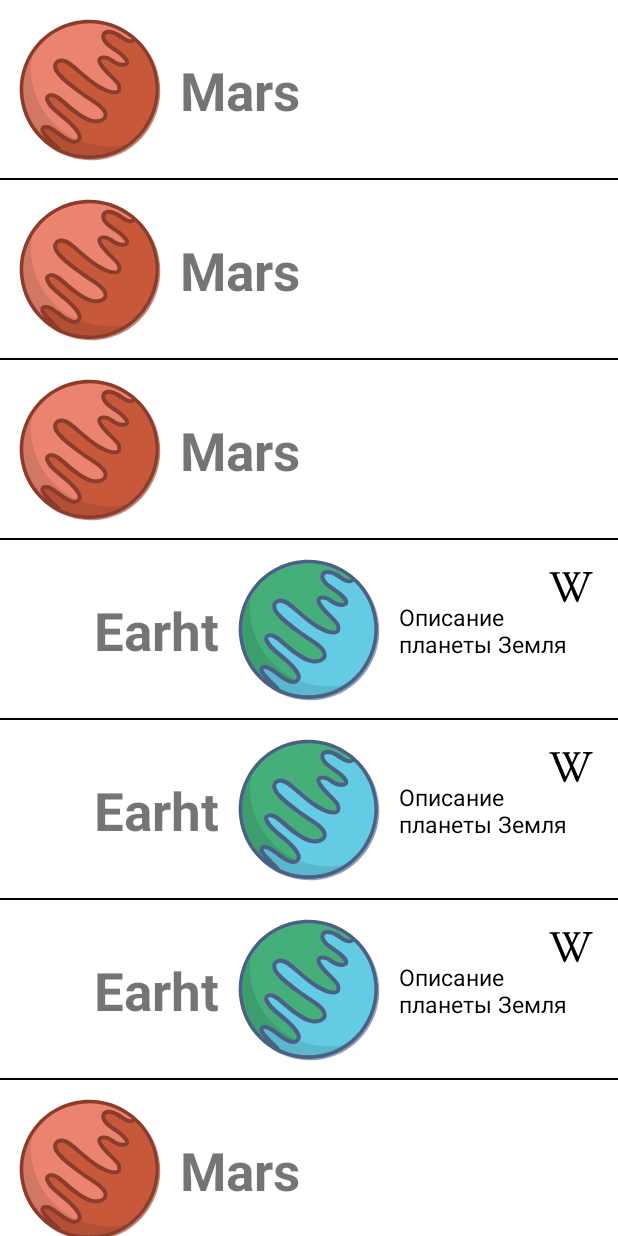
After one commit to vikzak/MaterialDesignMay, an Android app: the RecyclerActivity screen opened directly, with no data from a screen before it, on a phone screen of 412 x 824 dp. The commit adds this screen. Run offline under Robolectric (Android 15) with nearby library versions, the phone set to English and light mode, and no system bars; Roboto replaces fonts that are not available here.

Commit message:
ДЗ№6 Создали заготовку для работы с Recycler.

```diff
--- a/app/src/main/AndroidManifest.xml
+++ b/app/src/main/AndroidManifest.xml
@@ -52,6 +52,9 @@
         <activity android:name=".view.layout_maket.animations.AnimationActivityBonus"
             android:exported="true">
         </activity>
+        <activity android:name=".view.recycler_view.RecyclerActivity"
+            android:exported="true">
+        </activity>
 
     </application>
 
--- /dev/null
+++ b/app/src/main/java/com/example/materialdesign/repository/recycler/Data.kt
@@ -0,0 +1,11 @@
+package com.example.materialdesign.repository.recycler
+
+const val TYPE_EARTH = 1
+const val TYPE_MARS = 2
+const val TYPE_TITLE = 3
+
+data class Data(
+    val name: String = "Text",
+    val description: String? = null,
+    val type: Int = TYPE_EARTH
+)
--- /dev/null
+++ b/app/src/main/java/com/example/materialdesign/repository/recycler/OnClickItemListener.kt
@@ -0,0 +1,5 @@
+package com.example.materialdesign.repository.recycler
+
+fun interface OnClickItemListener {
+    fun onItemClick(data: Data)
+}
--- /dev/null
+++ b/app/src/main/java/com/example/materialdesign/repository/recycler/RecyclerActivityAdapter.kt
@@ -0,0 +1,81 @@
+package com.example.materialdesign.repository.recycler
+
+import android.view.LayoutInflater
+import android.view.View
+import android.view.ViewGroup
+import androidx.recyclerview.widget.RecyclerView
+import com.example.materialdesign.databinding.ActivityRecyclerItemEarthBinding
+import com.example.materialdesign.databinding.ActivityRecyclerItemMarsBinding
+
+class RecyclerActivityAdapter(val onClickItemListener: OnClickItemListener) :
+    RecyclerView.Adapter<RecyclerView.ViewHolder>() {
+    lateinit var listData: List<Data>
+
+    fun setData(listData: List<Data>) {
+        this.listData = listData
+    }
+
+    override fun onCreateViewHolder(parent: ViewGroup, viewType: Int): RecyclerView.ViewHolder {
+        return when (viewType) {
+            TYPE_EARTH -> {
+                val binding = ActivityRecyclerItemEarthBinding.inflate(
+                    LayoutInflater.from(parent.context),
+                    parent,
+                    false
+                )
+                EarthViewHolder(binding.root)
+            }
+            else -> {
+                val binding = ActivityRecyclerItemMarsBinding.inflate(
+                    LayoutInflater.from(parent.context),
+                    parent,
+                    false
+                )
+                MarsViewHolder(binding.root)
+            }
+        }
+    }
+
+    override fun onBindViewHolder(holder: RecyclerView.ViewHolder, position: Int) {
+        when (getItemViewType(position)) {
+            TYPE_EARTH -> {
+                (holder as EarthViewHolder).bind(listData[position])
+            }
+            else -> {
+                (holder as MarsViewHolder).bind(listData[position])
+            }
+        }
+    }
+
+    override fun getItemCount(): Int {
+        return listData.size
+    }
+
+    override fun getItemViewType(position: Int): Int {
+        return listData[position].type
+    }
+
+    inner class EarthViewHolder(view: View) : RecyclerView.ViewHolder(view) {
+        fun bind(data: Data) {
+            ActivityRecyclerItemEarthBinding.bind(itemView).apply {
+                tvName.text = data.name
+                tvDescription.text = data.description
+                ivEarth.setOnClickListener {
+                    onClickItemListener.onItemClick(data)
+                }
+            }
+        }
+    }
+
+    inner class MarsViewHolder(view: View) : RecyclerView.ViewHolder(view) {
+        fun bind(data: Data) {
+            ActivityRecyclerItemMarsBinding.bind(itemView).apply {
+                tvName.text = data.name
+                ivMars.setOnClickListener {
+                    onClickItemListener.onItemClick(data)
+                }
+            }
+        }
+    }
+
+}
--- a/app/src/main/java/com/example/materialdesign/view/MainFragment.kt
+++ b/app/src/main/java/com/example/materialdesign/view/MainFragment.kt
@@ -21,6 +21,8 @@ import com.example.materialdesign.R
 import com.example.materialdesign.databinding.FragmentMainBinding
 import com.example.materialdesign.repository.NasaRepositoryImplementation
 import com.example.materialdesign.view.chips.SettingFragment
+import com.example.materialdesign.view.layout_maket.animations.AnimationActivityBonus
+import com.example.materialdesign.view.recycler_view.RecyclerActivity
 import com.example.materialdesign.view.ui.BottomNavigationDrawerFragment
 import com.example.materialdesign.view.ui.ESIBottomSheetDialogFragment
 import com.google.android.material.bottomappbar.BottomAppBar
@@ -215,6 +217,9 @@ class MainFragment : Fragment(R.layout.fragment_main) {
                 ""
             )
             R.id.navigation_one -> {}
+            R.id.app_bar_recycler ->{
+                startActivity(Intent(requireContext(), RecyclerActivity::class.java))
+            }
         }
         return super.onOptionsItemSelected(item)
     }
--- /dev/null
+++ b/app/src/main/java/com/example/materialdesign/view/recycler_view/RecyclerActivity.kt
@@ -0,0 +1,47 @@
+package com.example.materialdesign.view.recycler_view
+
+
+import android.os.Bundle
+import android.widget.Toast
+import androidx.appcompat.app.AppCompatActivity
+import com.example.materialdesign.R
+import com.example.materialdesign.databinding.ActivityMainBinding
+import com.example.materialdesign.databinding.ActivityRecyclerBinding
+import com.example.materialdesign.repository.recycler.Data
+import com.example.materialdesign.repository.recycler.OnClickItemListener
+import com.example.materialdesign.repository.recycler.RecyclerActivityAdapter
+import com.example.materialdesign.repository.recycler.TYPE_MARS
+
+class RecyclerActivity : AppCompatActivity() {
+
+    lateinit var binding:ActivityRecyclerBinding
+    override fun onCreate(savedInstanceState: Bundle?) {
+        super.onCreate(savedInstanceState)
+        setTheme(R.style.MyOrangeTheme)
+        binding = ActivityRecyclerBinding.inflate(layoutInflater)
+        setContentView(binding.root)
+
+        val data = arrayListOf(
+            Data(getString(R.string.text_earht),getString(R.string.recycler_earth_description)),
+            Data(getString(R.string.text_earht),getString(R.string.recycler_earth_description)),
+            Data(getString(R.string.text_earht),getString(R.string.recycler_earth_description)),
+            Data(getString(R.string.text_earht),getString(R.string.recycler_earth_description)),
+            Data(getString(R.string.text_earht),getString(R.string.recycler_earth_description)),
+
+            Data(getString(R.string.text_mars), type = TYPE_MARS),
+            Data(getString(R.string.text_mars), type = TYPE_MARS),
+            Data(getString(R.string.text_mars), type = TYPE_MARS),
+            Data(getString(R.string.text_mars), type = TYPE_MARS),
+            Data(getString(R.string.text_mars), type = TYPE_MARS)
+        )
+        data.shuffle()
+        val adapter = RecyclerActivityAdapter(object : OnClickItemListener{
+            override fun onItemClick(data: Data) {
+                Toast.makeText(this@RecyclerActivity,"result: ${data.name}",Toast.LENGTH_SHORT).show()
+            }
+        })
+        adapter.setData(data)
+        binding.recyclerView.adapter = adapter
+    }
+
+}
--- /dev/null
+++ b/app/src/main/res/drawable/ic_baseline_sports_soccer_24.xml
@@ -0,0 +1,5 @@
+<vector android:height="24dp" android:tint="#FFFFFF"
+    android:viewportHeight="24" android:viewportWidth="24"
+    android:width="24dp" xmlns:android="http://schemas.android.com/apk/res/android">
+    <path android:fillColor="@android:color/white" android:pathData="M12,2C6.48,2 2,6.48 2,12c0,5.52 4.48,10 10,10s10,-4.48 10,-10C22,6.48 17.52,2 12,2zM13,5.3l1.35,-0.95c1.82,0.56 3.37,1.76 4.38,3.34l-0.39,1.34l-1.35,0.46L13,6.7V5.3zM9.65,4.35L11,5.3v1.4L7.01,9.49L5.66,9.03L5.27,7.69C6.28,6.12 7.83,4.92 9.65,4.35zM7.08,17.11l-1.14,0.1C4.73,15.81 4,13.99 4,12c0,-0.12 0.01,-0.23 0.02,-0.35l1,-0.73L6.4,11.4l1.46,4.34L7.08,17.11zM14.5,19.59C13.71,19.85 12.87,20 12,20s-1.71,-0.15 -2.5,-0.41l-0.69,-1.49L9.45,17h5.11l0.64,1.11L14.5,19.59zM14.27,15H9.73l-1.35,-4.02L12,8.44l3.63,2.54L14.27,15zM18.06,17.21l-1.14,-0.1l-0.79,-1.37l1.46,-4.34l1.39,-0.47l1,0.73C19.99,11.77 20,11.88 20,12C20,13.99 19.27,15.81 18.06,17.21z"/>
+</vector>
--- /dev/null
+++ b/app/src/main/res/layout/activity_recycler.xml
@@ -0,0 +1,16 @@
+<?xml version="1.0" encoding="utf-8"?>
+<androidx.constraintlayout.widget.ConstraintLayout xmlns:android="http://schemas.android.com/apk/res/android"
+    xmlns:app="http://schemas.android.com/apk/res-auto"
+    android:layout_width="match_parent"
+    android:layout_height="match_parent">
+
+    <androidx.recyclerview.widget.RecyclerView
+        android:id="@+id/recyclerView"
+        android:layout_width="match_parent"
+        android:layout_height="wrap_content"
+        app:layoutManager="androidx.recyclerview.widget.LinearLayoutManager"
+        app:layout_constraintEnd_toEndOf="parent"
+        app:layout_constraintHorizontal_bias="0.0"
+        app:layout_constraintStart_toStartOf="parent"
+        app:layout_constraintTop_toTopOf="parent" />
+</androidx.constraintlayout.widget.ConstraintLayout>
--- /dev/null
+++ b/app/src/main/res/layout/activity_recycler_item_earth.xml
@@ -0,0 +1,61 @@
+<?xml version="1.0" encoding="utf-8"?>
+<androidx.constraintlayout.widget.ConstraintLayout xmlns:android="http://schemas.android.com/apk/res/android"
+    xmlns:app="http://schemas.android.com/apk/res-auto"
+    android:layout_width="match_parent"
+    android:layout_height="wrap_content">
+
+    <androidx.appcompat.widget.AppCompatImageView
+        android:id="@+id/ivEarth"
+        android:layout_width="120dp"
+        android:layout_height="120dp"
+        app:layout_constraintEnd_toEndOf="parent"
+        app:layout_constraintStart_toStartOf="parent"
+        app:layout_constraintTop_toTopOf="parent"
+        app:srcCompat="@drawable/bg_earth" />
+
+    <androidx.appcompat.widget.AppCompatTextView
+        android:id="@+id/tvName"
+        android:layout_width="wrap_content"
+        android:layout_height="wrap_content"
+        android:text="Земля"
+        android:textSize="35sp"
+        android:textStyle="bold"
+        app:layout_constraintBottom_toBottomOf="@+id/ivEarth"
+        app:layout_constraintEnd_toStartOf="@+id/ivEarth"
+        app:layout_constraintTop_toTopOf="@+id/ivEarth" />
+
+    <androidx.appcompat.widget.AppCompatImageView
+        android:id="@+id/wikiImageView"
+        android:layout_width="wrap_content"
+        android:layout_height="wrap_content"
+        android:layout_margin="15dp"
+        app:layout_constraintEnd_toEndOf="parent"
+        app:layout_constraintTop_toTopOf="parent"
+        app:srcCompat="@drawable/ic_wikipedia" />
+
+    <androidx.appcompat.widget.AppCompatTextView
+        android:id="@+id/tvDescription"
+        android:layout_width="0dp"
+        android:layout_height="wrap_content"
+        android:textColor="#000"
+        android:textSize="15sp"
+        android:text="Дополнительный текст"
+        app:layout_constraintBottom_toBottomOf="@+id/ivEarth"
+        app:layout_constraintEnd_toStartOf="@+id/barrier"
+        app:layout_constraintStart_toEndOf="@+id/ivEarth"
+        app:layout_constraintTop_toTopOf="@+id/ivEarth" />
+
+    <androidx.constraintlayout.widget.Barrier
+        android:id="@+id/barrier"
+        android:layout_width="wrap_content"
+        android:layout_height="wrap_content"
+        app:barrierDirection="end"
+        app:constraint_referenced_ids="wikiImageView" />
+
+    <View
+        android:layout_width="match_parent"
+        android:layout_height="1dp"
+        android:background="#000"
+        app:layout_constraintBottom_toBottomOf="@+id/ivEarth"
+        app:layout_constraintStart_toStartOf="parent" />
+</androidx.constraintlayout.widget.ConstraintLayout>
--- /dev/null
+++ b/app/src/main/res/layout/activity_recycler_item_mars.xml
@@ -0,0 +1,32 @@
+<?xml version="1.0" encoding="utf-8"?>
+<androidx.constraintlayout.widget.ConstraintLayout xmlns:android="http://schemas.android.com/apk/res/android"
+    xmlns:app="http://schemas.android.com/apk/res-auto"
+    android:layout_width="match_parent"
+    android:layout_height="wrap_content">
+
+    <androidx.appcompat.widget.AppCompatImageView
+        android:id="@+id/ivMars"
+        android:layout_width="120dp"
+        android:layout_height="120dp"
+        app:layout_constraintStart_toStartOf="parent"
+        app:layout_constraintTop_toTopOf="parent"
+        app:srcCompat="@drawable/bg_mars" />
+
+    <androidx.appcompat.widget.AppCompatTextView
+        android:id="@+id/tvName"
+        android:layout_width="wrap_content"
+        android:layout_height="wrap_content"
+        android:text="Mars"
+        android:textSize="35sp"
+        android:textStyle="bold"
+        app:layout_constraintBottom_toBottomOf="@+id/ivMars"
+        app:layout_constraintStart_toEndOf="@+id/ivMars"
+        app:layout_constraintTop_toTopOf="@+id/ivMars" />
+
+    <View
+        android:layout_width="match_parent"
+        android:layout_height="1dp"
+        android:background="#000"
+        app:layout_constraintBottom_toBottomOf="@+id/ivMars"
+        app:layout_constraintStart_toStartOf="parent" />
+</androidx.constraintlayout.widget.ConstraintLayout>
--- a/app/src/main/res/menu/menu_bottom_appbar.xml
+++ b/app/src/main/res/menu/menu_bottom_appbar.xml
@@ -6,10 +6,17 @@
         android:icon="@drawable/ic_baseline_arrow_upward_24_w"
         android:title="@string/picture_description_show"
         app:showAsAction="ifRoom" />
+    <item
+        android:id="@+id/app_bar_recycler"
+        android:icon="@drawable/ic_baseline_sports_soccer_24"
+        android:title="@string/recycler"
+        app:showAsAction="ifRoom" />
 
     <item
         android:id="@+id/app_bar_setting"
         android:icon="@drawable/ic_settings_menu"
         android:title="@string/settings"
         app:showAsAction="ifRoom" />
+
+
 </menu>
--- a/app/src/main/res/values/strings.xml
+++ b/app/src/main/res/values/strings.xml
@@ -59,6 +59,10 @@
     <string name="bonus_description">На этом, случайно запечатлённом кадре, мама Кошка и её котенок на прогулке в солнечный летний денёк.</string>
     <string name="show_description_bonus">Показать описание</string>
     <string name="cats_photo_date">11 июня 2022</string>
+    <string name="recycler">recycler</string>
+    <string name="recycler_earth_description">Описание планеты Земля</string>
+    <string name="recycler_mars_description">Описание планеты Марс</string>
+
 
 
 </resources>
```
